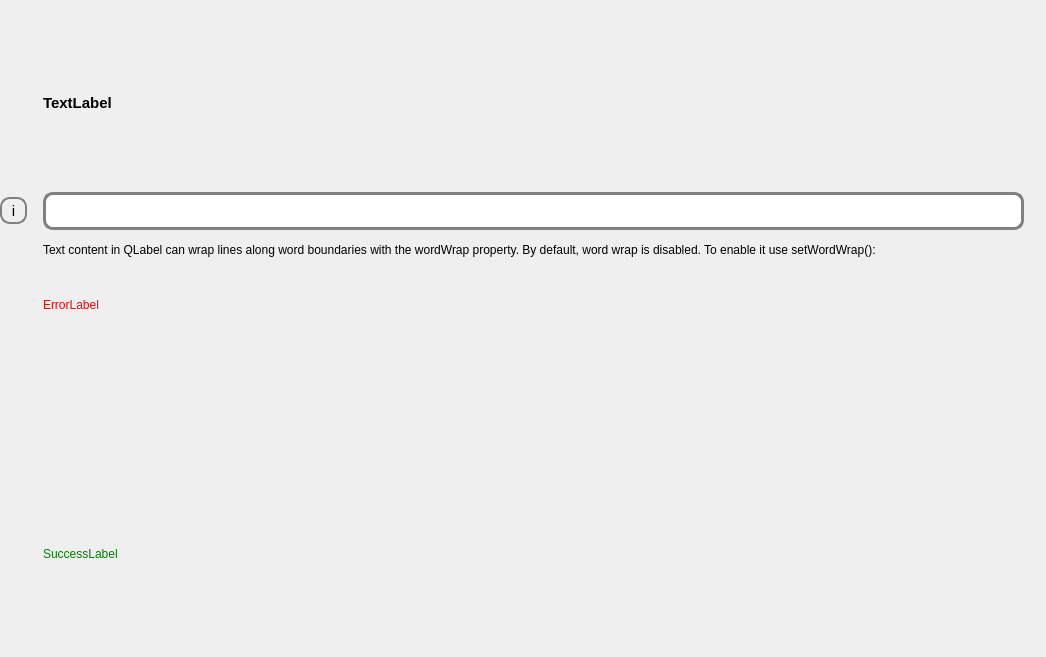
Old version of the form lfb_regeneration_wildlife_impact/gui/form/textfield.ui in the repository b-lack/qgis-fim-plugin.
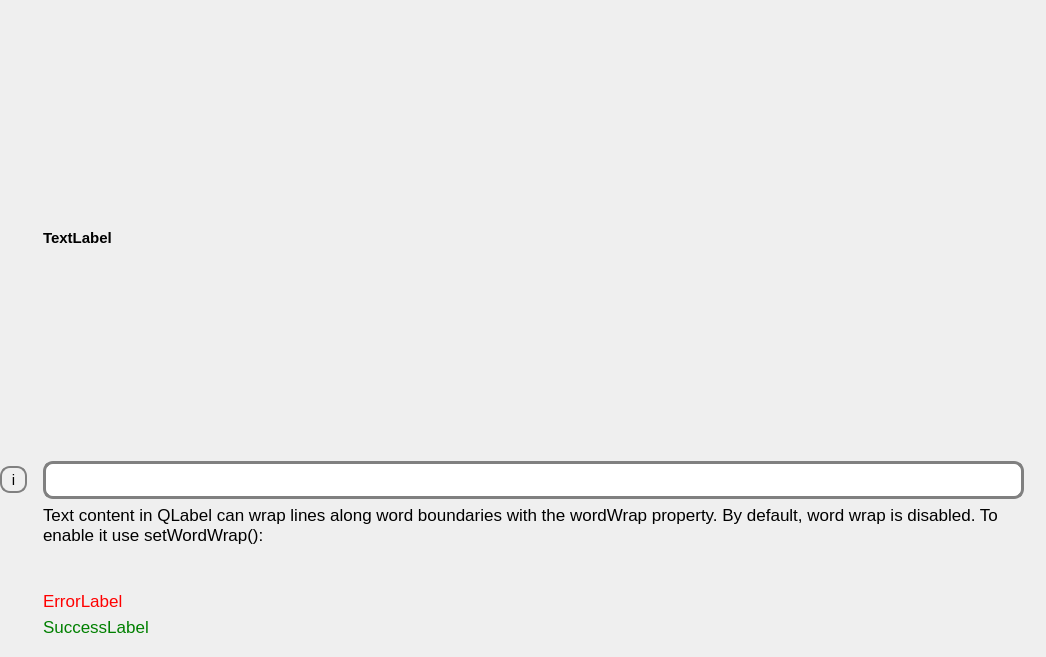
New version of the form.

Diff of the .ui file:
```diff
--- a/lfb_regeneration_wildlife_impact/gui/form/textfield.ui
+++ b/lfb_regeneration_wildlife_impact/gui/form/textfield.ui
@@ -34,6 +34,17 @@
    </property>
    <item row="4" column="1">
     <widget class="QLabel" name="lfbTextFieldSuccess">
+     <property name="sizePolicy">
+      <sizepolicy hsizetype="Preferred" vsizetype="Fixed">
+       <horstretch>0</horstretch>
+       <verstretch>0</verstretch>
+      </sizepolicy>
+     </property>
+     <property name="font">
+      <font>
+       <pointsize>13</pointsize>
+      </font>
+     </property>
      <property name="styleSheet">
       <string notr="true">color: green;</string>
      </property>
@@ -47,6 +58,17 @@
    </item>
    <item row="3" column="1">
     <widget class="QLabel" name="lfbTextFieldError">
+     <property name="sizePolicy">
+      <sizepolicy hsizetype="Preferred" vsizetype="Fixed">
+       <horstretch>0</horstretch>
+       <verstretch>0</verstretch>
+      </sizepolicy>
+     </property>
+     <property name="font">
+      <font>
+       <pointsize>13</pointsize>
+      </font>
+     </property>
      <property name="styleSheet">
       <string notr="true">color: red;</string>
      </property>
@@ -69,6 +91,11 @@
        <verstretch>0</verstretch>
       </sizepolicy>
      </property>
+     <property name="font">
+      <font>
+       <pointsize>13</pointsize>
+      </font>
+     </property>
      <property name="text">
       <string>Text content in QLabel can wrap lines along word boundaries with the wordWrap property. By default, word wrap is disabled. To enable it use setWordWrap():
 
```
